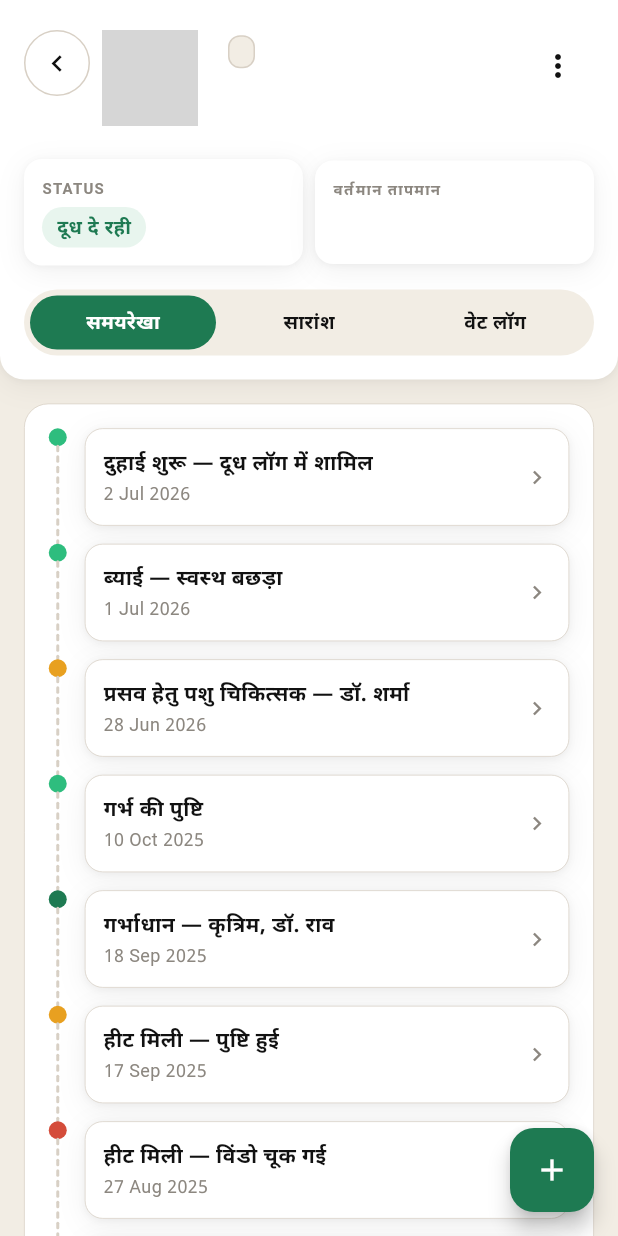
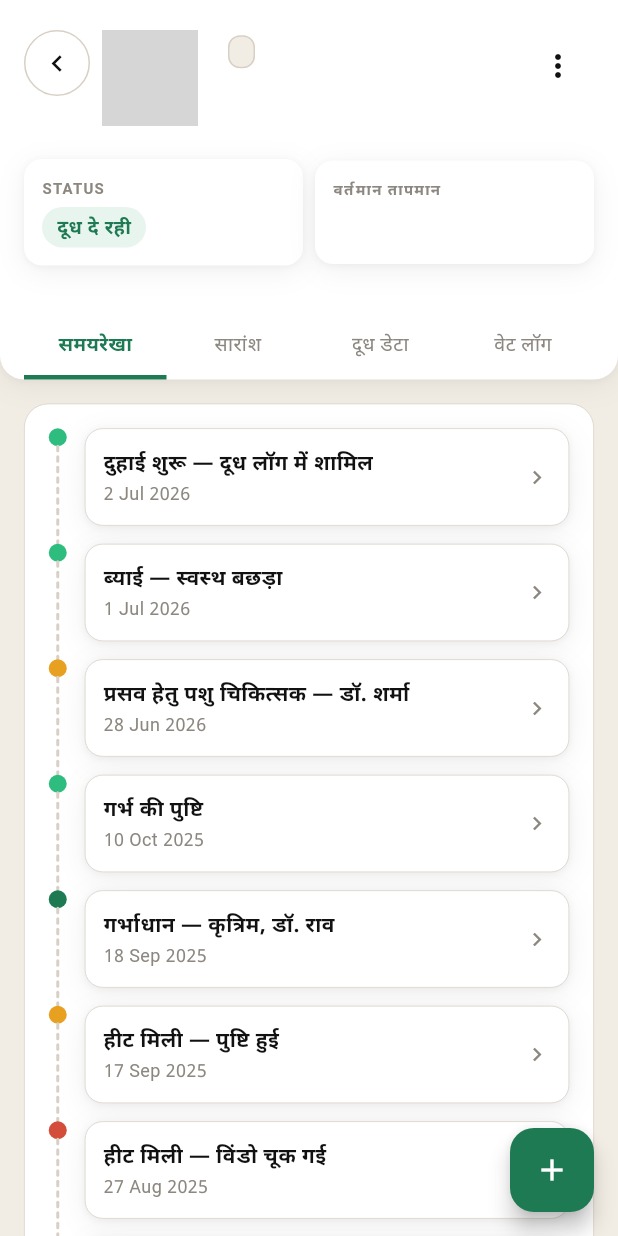
Before and after one commit to vaseey21/Vanix, a Flutter app: the CowProfileScreen screen opened directly with sample values from the repository, on a phone screen of 412 x 824 dp. Run offline on Flutter 3.47's test engine with Material 3 defaults, Android fonts, the phone set to English and light mode, and no system bars; grey boxes are pictures that could not be loaded.

Commit message:
auto: save changes

```diff
--- a/flutter_app/lib/screens/cow_profile_screen.dart
+++ b/flutter_app/lib/screens/cow_profile_screen.dart
@@ -262,33 +262,34 @@ class _CowProfileScreenState extends State<CowProfileScreen> {
     );
   }
 
-  // ── Tab bar ───────────────────────────────────────────────────────────
+  // ── Tab bar — underline tabs flush at the hero's bottom edge ────────────
   Widget _buildTabBar() {
-    final trackBg = _isDark ? VanixColors.darkSubSurface : VanixColors.bgWarm;
-    final labels = ['tabTimeline', 'tabOverview', 'tabVetLogs'];
-    return Container(
-      padding: const EdgeInsets.all(4),
-      decoration: BoxDecoration(color: trackBg, borderRadius: BorderRadius.circular(VanixRadius.pill)),
+    final labels = ['tabTimeline', 'tabOverview', 'tabMilkData', 'tabVetLogs'];
+    return Transform.translate(
+      offset: const Offset(0, VanixSpacing.lg),
       child: Row(
         children: [
           for (var i = 0; i < labels.length; i++)
             Expanded(
               child: InkWell(
                 onTap: () => setState(() => _tab = i),
-                borderRadius: BorderRadius.circular(VanixRadius.pill),
                 child: Container(
-                  height: 36,
+                  constraints: const BoxConstraints(minHeight: 44),
                   alignment: Alignment.center,
                   decoration: BoxDecoration(
-                    color: _tab == i ? VanixColors.greenInk : Colors.transparent,
-                    borderRadius: BorderRadius.circular(VanixRadius.pill),
+                    border: Border(
+                      bottom: BorderSide(
+                        color: _tab == i ? VanixColors.greenInk : Colors.transparent,
+                        width: 3,
+                      ),
+                    ),
                   ),
                   child: Text(
                     FS.t(_lang, labels[i]),
                     style: TextStyle(
                       fontSize: 13,
-                      fontWeight: FontWeight.w600,
-                      color: _tab == i ? Colors.white : (_isDark ? VanixColors.textOnDarkDim : VanixColors.textPrimary),
+                      fontWeight: _tab == i ? FontWeight.w600 : FontWeight.w500,
+                      color: _tab == i ? VanixColors.greenInk : VanixColors.textHint,
                     ),
                   ),
                 ),
@@ -304,6 +305,8 @@ class _CowProfileScreenState extends State<CowProfileScreen> {
       case 1:
         return _buildOverview();
       case 2:
+        return _buildMilkData();
+      case 3:
         return _buildVetLogs();
       case 0:
       default:
```
